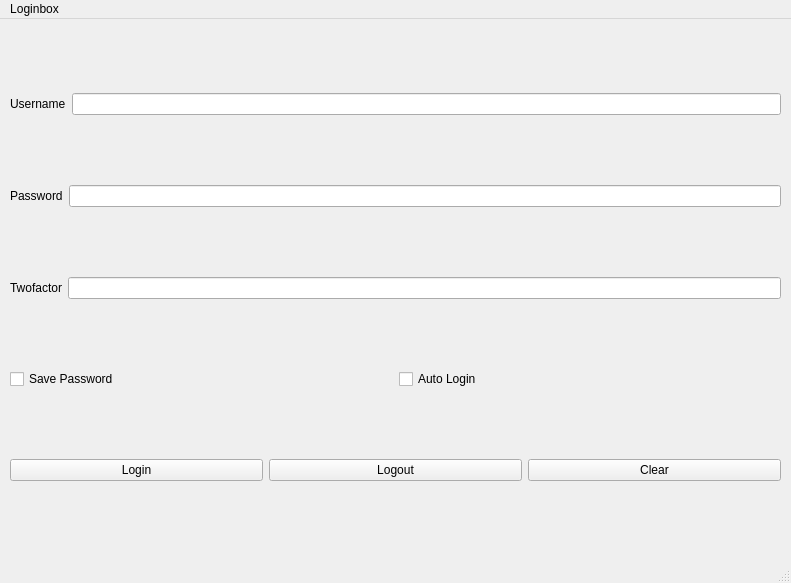
Old version of the form Wafflefront.ui in the repository earmer/solidwaffledesktop.
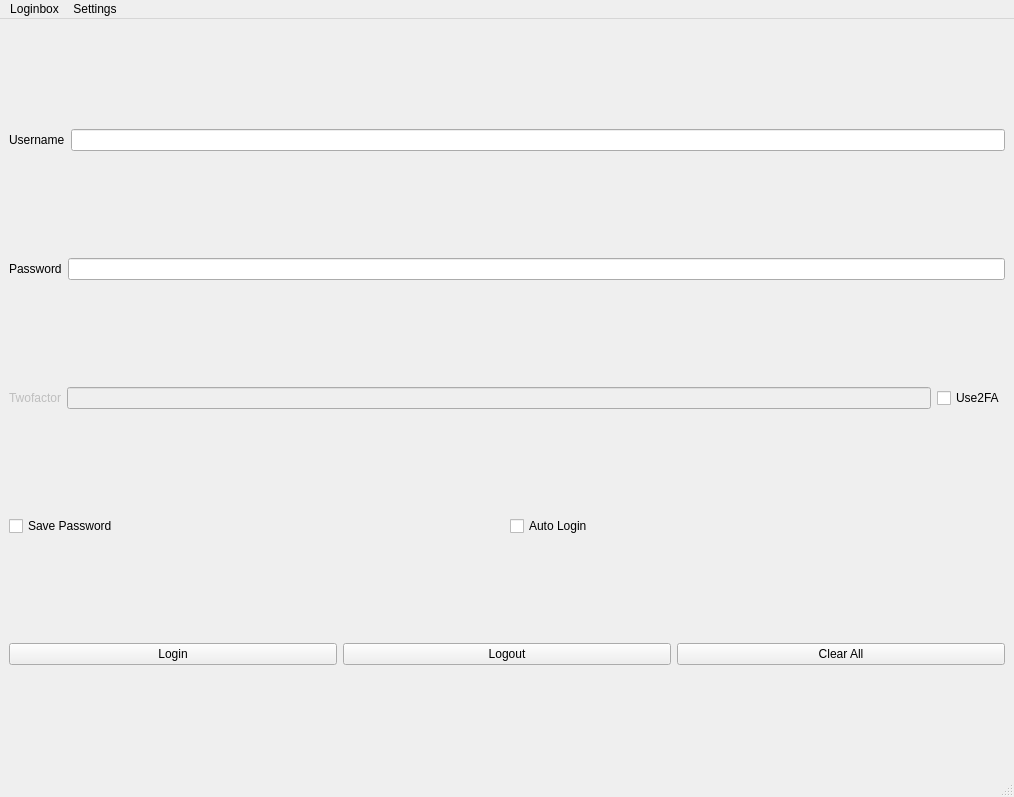
New version of the form.

Commit message: Add clear, able / disable features.

What changed in the file:
```diff
--- a/Wafflefront.ui
+++ b/Wafflefront.ui
@@ -6,25 +6,14 @@
    <rect>
     <x>0</x>
     <y>0</y>
-    <width>791</width>
-    <height>583</height>
+    <width>1014</width>
+    <height>797</height>
    </rect>
   </property>
   <property name="windowTitle">
    <string>MainWindow</string>
   </property>
   <widget class="QWidget" name="centralwidget">
-   <widget class="QWidget" name="layoutWidget">
-    <property name="geometry">
-     <rect>
-      <x>10</x>
-      <y>10</y>
-      <width>771</width>
-      <height>521</height>
-     </rect>
-    </property>
-    <layout class="QVBoxLayout" name="verticalLayout_2">
-     <item>
       <layout class="QVBoxLayout" name="verticalLayout">
        <item>
         <layout class="QHBoxLayout" name="horizontalLayout_3">
@@ -53,8 +42,6 @@
          </item>
         </layout>
        </item>
-      </layout>
-     </item>
      <item>
       <layout class="QHBoxLayout" name="horizontalLayout_4">
        <item>
@@ -78,6 +65,9 @@
          <property name="text">
           <string/>
          </property>
+        <property name="echoMode">
+         <enum>QLineEdit::Password</enum>
+        </property>
         </widget>
        </item>
       </layout>
@@ -86,6 +76,9 @@
       <layout class="QHBoxLayout" name="horizontalLayout_5">
        <item>
         <widget class="QLabel" name="label_3">
+        <property name="enabled">
+         <bool>false</bool>
+        </property>
          <property name="text">
           <string>Twofactor</string>
          </property>
@@ -93,6 +86,9 @@
        </item>
        <item>
         <widget class="QLineEdit" name="twoFA">
+        <property name="enabled">
+         <bool>false</bool>
+        </property>
          <property name="toolTip">
           <string>Type username</string>
          </property>
@@ -107,12 +103,22 @@
          </property>
         </widget>
        </item>
+      <item>
+       <widget class="QCheckBox" name="checkFA">
+        <property name="text">
+         <string>Use2FA</string>
+        </property>
+       </widget>
+      </item>
       </layout>
      </item>
      <item>
       <layout class="QHBoxLayout" name="horizontalLayout_2">
        <item>
         <widget class="QCheckBox" name="savePassword">
+        <property name="enabled">
+         <bool>true</bool>
+        </property>
          <property name="text">
           <string>Save Password</string>
          </property>
@@ -120,6 +126,9 @@
        </item>
        <item>
         <widget class="QCheckBox" name="autoLogin">
+        <property name="enabled">
+         <bool>true</bool>
+        </property>
          <property name="text">
           <string>Auto Login</string>
          </property>
@@ -146,21 +155,20 @@
        <item>
         <widget class="QPushButton" name="clearBtn">
          <property name="text">
-          <string>Clear</string>
+         <string>Clear All</string>
          </property>
         </widget>
        </item>
       </layout>
      </item>
     </layout>
-   </widget>
   </widget>
   <widget class="QMenuBar" name="menubar">
    <property name="geometry">
     <rect>
      <x>0</x>
      <y>0</y>
-     <width>791</width>
+     <width>1014</width>
      <height>26</height>
     </rect>
    </property>
@@ -168,8 +176,17 @@
     <property name="title">
      <string>Loginbox</string>
     </property>
+    <addaction name="actionLogin"/>
+   </widget>
+   <widget class="QMenu" name="menuSettings">
+    <property name="title">
+     <string>Settings</string>
+    </property>
+    <addaction name="actionSettings"/>
+    <addaction name="actionAbout"/>
    </widget>
    <addaction name="menuLoginbox"/>
+   <addaction name="menuSettings"/>
   </widget>
   <widget class="QStatusBar" name="statusbar"/>
  </widget>
```
Left out of the diff: 125 changed lines with no effect on the pictures. Lines whose indentation alone changed are shown as unchanged. The commit also changes 2 other files.
